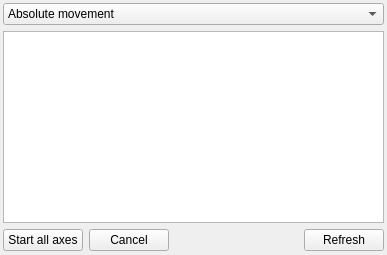
Before: the Qt Designer form itomWidgets/ui/motorAxisController.ui in itom-project/itom, drawn with Qt 5.
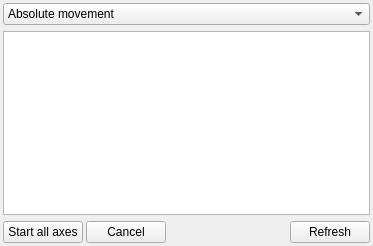
After: the same form once the commit is applied.

```diff
--- a/itomWidgets/ui/motorAxisController.ui
+++ b/itomWidgets/ui/motorAxisController.ui
@@ -6,8 +6,8 @@
    <rect>
     <x>0</x>
     <y>0</y>
-    <width>387</width>
-    <height>255</height>
+    <width>373</width>
+    <height>246</height>
    </rect>
   </property>
   <property name="minimumSize">
@@ -62,7 +62,7 @@
    <item>
     <widget class="QTableWidget" name="tableMovement">
      <property name="sizePolicy">
-      <sizepolicy hsizetype="Expanding" vsizetype="Fixed">
+      <sizepolicy hsizetype="Preferred" vsizetype="Preferred">
        <horstretch>0</horstretch>
        <verstretch>0</verstretch>
       </sizepolicy>
@@ -116,6 +116,12 @@
    </item>
    <item>
     <layout class="QHBoxLayout" name="horizontalLayout">
+     <property name="spacing">
+      <number>3</number>
+     </property>
+     <property name="sizeConstraint">
+      <enum>QLayout::SetDefaultConstraint</enum>
+     </property>
      <item>
       <widget class="QPushButton" name="btnStart">
        <property name="text">
```
